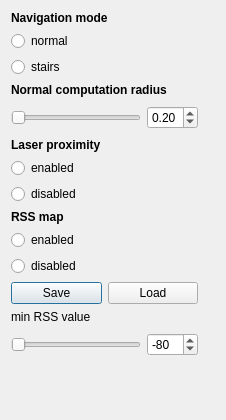
Old version of the form src/tradr-loc-map-nav/path_planner_rviz_wp_plugin/ui/NavigationDialog.ui in the repository pulver22/tradr_uol.
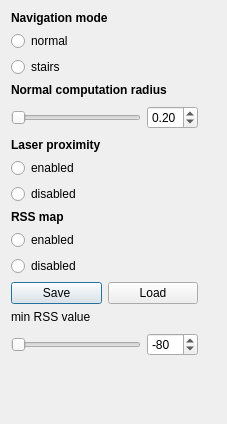
New version of the form.

```diff
--- a/src/tradr-loc-map-nav/path_planner_rviz_wp_plugin/ui/NavigationDialog.ui
+++ b/src/tradr-loc-map-nav/path_planner_rviz_wp_plugin/ui/NavigationDialog.ui
@@ -6,8 +6,8 @@
    <rect>
     <x>0</x>
     <y>0</y>
-    <width>226</width>
-    <height>420</height>
+    <width>227</width>
+    <height>424</height>
    </rect>
   </property>
   <property name="windowTitle">
@@ -147,19 +147,6 @@
      </item>
     </layout>
    </item>
-   <item row="2" column="1">
-    <spacer name="horizontalSpacer">
-     <property name="orientation">
-      <enum>Qt::Horizontal</enum>
-     </property>
-     <property name="sizeHint" stdset="0">
-      <size>
-       <width>0</width>
-       <height>20</height>
-      </size>
-     </property>
-    </spacer>
-   </item>
    <item row="3" column="0">
     <layout class="QVBoxLayout" name="verticalLayout_5">
      <item>
```
Left out of the diff: 2 changed lines with no effect on the pictures.
